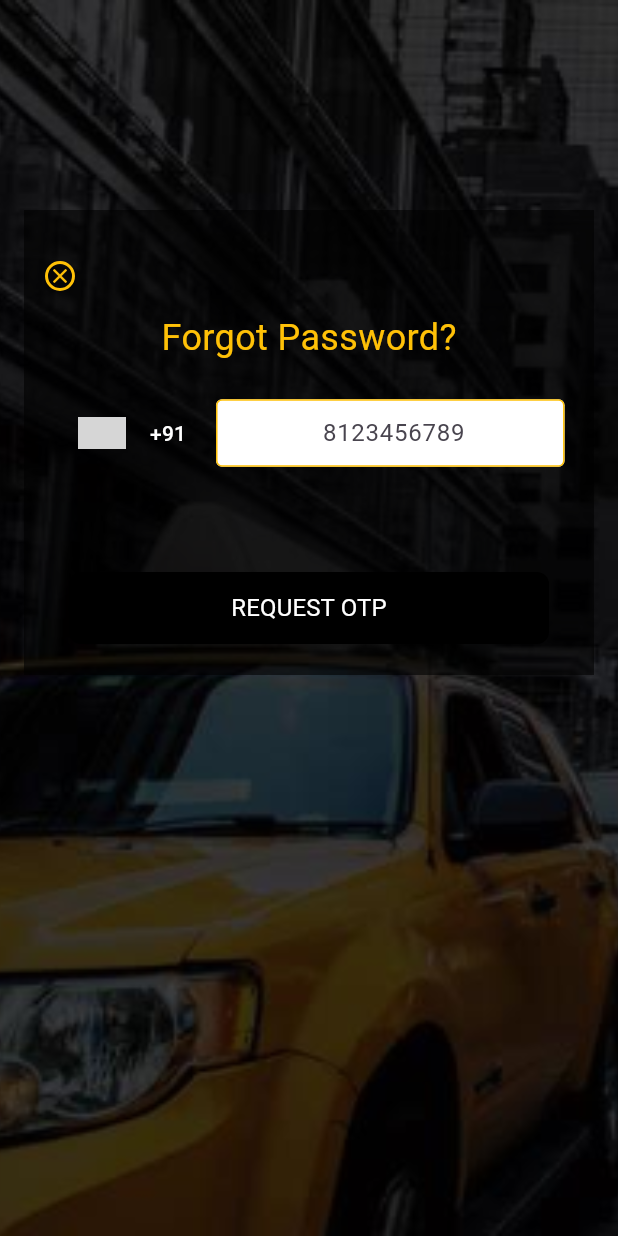
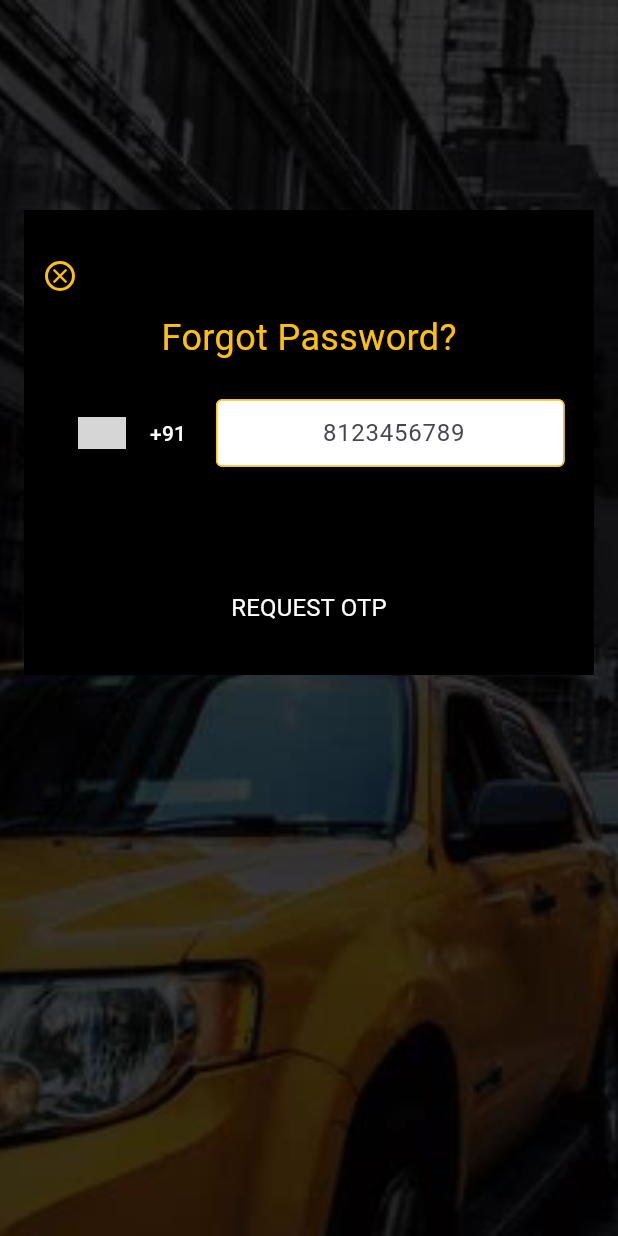
Before and after one commit to gayathri2411-flutter/todoapp, a Flutter app: the SettingsView screen opened by its route, after a tap on "Change password", on a phone screen of 412 x 824 dp. Run offline on Flutter 3.47's test engine with Material 3 defaults, Android fonts, the phone set to English and light mode, and no system bars; drawn by our look-alikes of country_code_picker; our stand-ins replace cached_network_image, cloud_firestore, firebase_core, firebase_messaging, flutter_local_notifications, flutter_rating_bar and 17 more; missing offline and left inert: connection_notifier, flutter_google_places, flutter_polyline_points, flutter_share, google_maps_webservice; accounts and stored records are empty; network calls fail; statements that could not run were skipped; grey boxes are pictures that could not be loaded.

Commit message:
Revert "by manoj"
This reverts commit ce260691

```diff
--- a/lib/app/modules/forgotPassword/views/forgot_password_view.dart
+++ b/lib/app/modules/forgotPassword/views/forgot_password_view.dart
@@ -6,6 +6,7 @@ import 'package:country_code_picker/country_code_picker.dart';
 
 class ForgotPasswordView extends GetView<ForgotPasswordController> {
   const ForgotPasswordView({Key? key}) : super(key: key);
+
   @override
   Widget build(BuildContext context) {
     return Scaffold(
@@ -25,7 +26,7 @@ class ForgotPasswordView extends GetView<ForgotPasswordController> {
               child: Container(
                 height: 310,
                 width: Get.width,
-                color: Colors.black.withOpacity(0.6),
+                color: Colors.black,
                 child: Column(children: [
                   Row(
                     mainAxisAlignment: MainAxisAlignment.start,
--- a/lib/app/modules/side_menu/views/profile_view.dart
+++ b/lib/app/modules/side_menu/views/profile_view.dart
@@ -1,4 +1,3 @@
-import 'dart:convert';
 import 'dart:io';
 
 import 'package:cached_network_image/cached_network_image.dart';
--- a/lib/app/modules/side_menu/views/settings_view.dart
+++ b/lib/app/modules/side_menu/views/settings_view.dart
@@ -156,7 +156,7 @@ class SettingsView extends GetView <SideMenuController>{
                           ),
                           Positioned(
                               top:70,
-                              left: 180,
+                              left: 150,
                               child: Container(
 
                                 height: 70,
--- a/pubspec.yaml
+++ b/pubspec.yaml
@@ -37,16 +37,11 @@ dependencies:
   bottom_sheet_scaffold: any
   flutter_polyline_points: ^1.0.0
   firebase_auth: any
-  glass_kit: ^4.0.1
-  cached_network_image_builder:
   firebase_messaging: any
   firebase_core: any
   flutter_local_notifications: ^17.1.2
   rxdart: ^0.26.0
   get_it: any
-  geocoding: any
-  shimmer: ^2.0.0
-  toast: any
   jiffy: ^6.3.1
   loading_animation_widget: ^1.2.1
 dev_dependencies:
```
Also changed, not shown: pubspec.lock.
